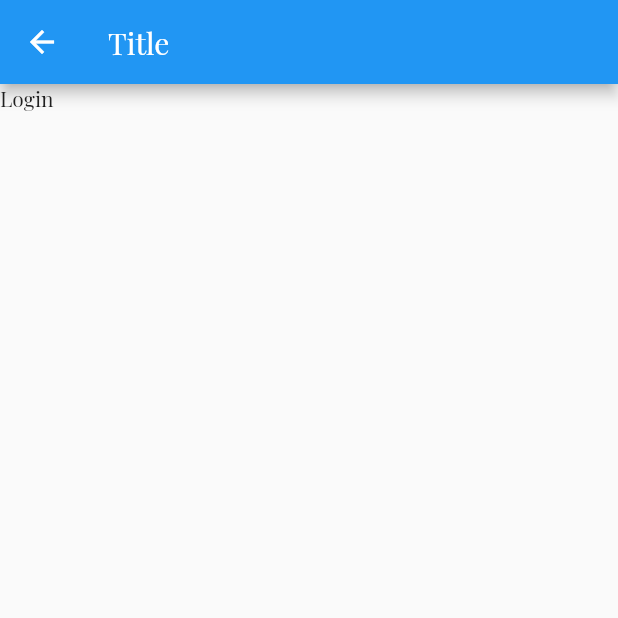
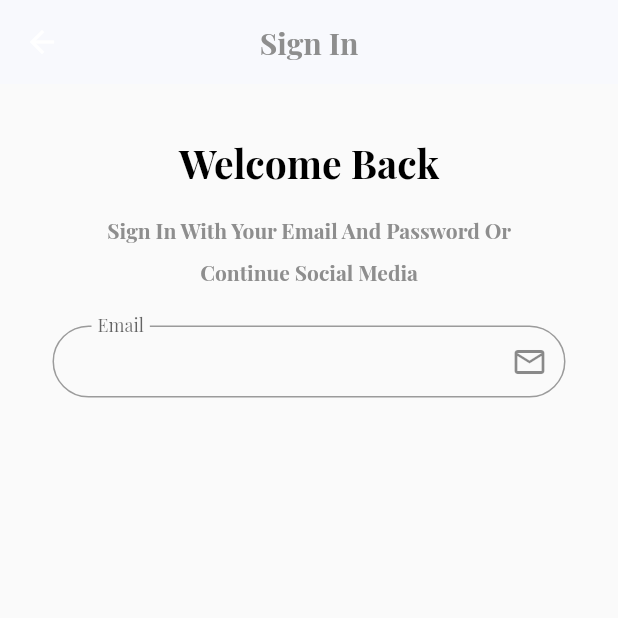
Before and after one commit to tawafmesar/ecommerceFlutterMySqlPHP, a Flutter app: the Login screen opened by its route, on a phone screen of 412 x 824 dp, the top half of it. Run offline on Flutter 3.47's test engine with Material 2 defaults, Android fonts, the phone set to English and light mode, and no system bars; our stand-ins replace get, shared_preferences; accounts and stored records are empty; project files that could hold a hidden picture were left out.

Commit message:
14 login page design

```diff
--- a/lib/main.dart
+++ b/lib/main.dart
@@ -38,6 +38,10 @@ class MyApp extends StatelessWidget {
                 fontWeight: FontWeight.bold,
                 fontSize: 20,
                 color: AppColor.black),
+            headline2: TextStyle(
+                fontWeight: FontWeight.bold,
+                fontSize: 26,
+                color: AppColor.black),
             bodyText1: TextStyle(
                 height: 2,
                 color: AppColor.grey,
--- a/lib/view/screen/auth/login.dart
+++ b/lib/view/screen/auth/login.dart
@@ -1,3 +1,5 @@
+
+import 'package:ecommerce_flutter_php_mysql/core/constant/color.dart';
 import 'package:flutter/material.dart';
 import 'package:flutter/src/widgets/framework.dart';
 import 'package:flutter/src/widgets/placeholder.dart';
@@ -9,10 +11,42 @@ class Login extends StatelessWidget {
   Widget build(BuildContext context) {
     return Scaffold(
         appBar: AppBar(
-          title:const Text("Title") ),
-        body: Container(
-          child: Text("Login"),
-        ),
+          backgroundColor: AppColor.backgroundcolor,
+          elevation: 0.0,
+          centerTitle: true,
+            title: Text("Sign In",style: Theme.of(context).textTheme.headline1!.copyWith(color: AppColor.grey)) ),
+        body:Container(
+          padding:const EdgeInsets.symmetric(vertical: 15,horizontal: 35),
+          child: ListView(
+            children:  [
+             const SizedBox(height: 20,),
+              Text("Welcome Back ",
+                textAlign: TextAlign.center,
+                style: Theme.of(context).textTheme.headline2,),
+              const SizedBox(height: 10,),
+              Container(
+                margin: EdgeInsets.symmetric(horizontal: 25),
+                child: Text("Sign In With Your Email And Password Or Continue Social Media ",
+                  textAlign: TextAlign.center,
+                  style: Theme.of(context).textTheme.bodyText1,),
+              ),
+              const SizedBox(height: 25,),
+              TextFormField(
+
+                decoration:  InputDecoration(
+                  floatingLabelBehavior: FloatingLabelBehavior.always,
+                  contentPadding: EdgeInsets.symmetric(vertical: 5,horizontal: 30),
+                  suffixIcon: Icon(Icons.email_outlined),
+                  label: Text("Email"),
+                  border: OutlineInputBorder(
+                    borderRadius: BorderRadius.circular(30)
+                  )
+                ),
+
+              )
+            ],
+          ),
+        )
 
     );
   }
```
Also changed, not shown: lib/view/screen/language.dart (+10 -0 lines).
